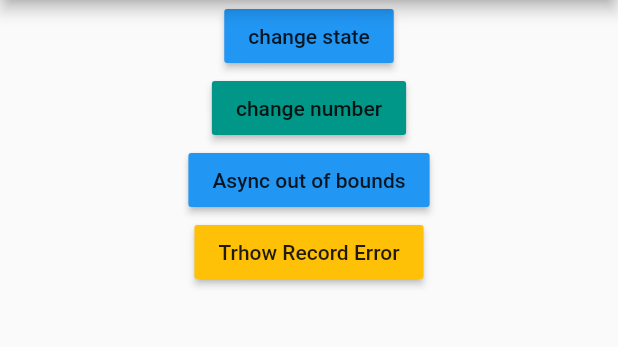
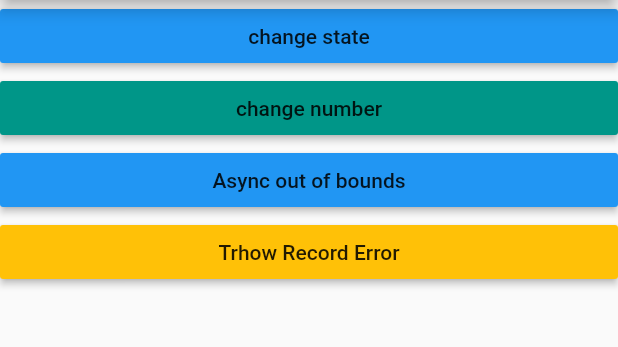
Before and after one commit to dedycloud/flutter_crashlytics, a Flutter app: the screen it shows after launch, on a phone screen of 412 x 824 dp, the part 84-431 px from its top. Run offline on Flutter 3.47's test engine with Material 2 defaults, Android fonts, the phone set to English and light mode, and no system bars; our stand-ins replace firebase_crashlytics, stack_trace; accounts and stored records are empty.

Commit message:
[DOCS] add file readme.md

```diff
--- a/lib/main.dart
+++ b/lib/main.dart
@@ -8,7 +8,6 @@ import 'package:stack_trace/stack_trace.dart';
 
 void main() {
   Crashlytics.instance.enableInDevMode = true;
-//  Crashlytics.instance.setUserIdentifier('123');
   FlutterError.onError = Crashlytics.instance.recordFlutterError;
 
   runZoned(() {
@@ -26,13 +25,14 @@ class _MyAppState extends State<MyApp> {
   void initState() {
     super.initState();
   }
+
   final List<int> list = <int>[];
 
   String name = '';
-  int number=0;
+  int number = 0;
 
   changeName(nameInput) {
-    if(name==null){
+    if (name == null) {
       throw IOException;
     }
     setState(() {
@@ -40,14 +40,15 @@ class _MyAppState extends State<MyApp> {
     });
   }
 
-  changeNumber(numberGiven){
-    if(number==0){
+  changeNumber(numberGiven) {
+    if (number == 0) {
       throw new IntegerDivisionByZeroException();
     }
     setState(() {
-      number=numberGiven;
+      number = numberGiven;
     });
   }
+
   void loop() {
     for (int b = 1; b > 0; b++) {
       print(list[-1]);
@@ -64,7 +65,9 @@ class _MyAppState extends State<MyApp> {
         body: Center(
           child: Column(
             children: <Widget>[
-              RaisedButton(
+              Container(
+                width: double.infinity,
+                child: RaisedButton(
                     color: Colors.blue,
                     child: const Text('change state'),
                     onPressed: () {
@@ -78,7 +81,10 @@ class _MyAppState extends State<MyApp> {
                             context: 'error change state');
                       }
                     }),
-              RaisedButton(
+              ),
+              Container(
+                width: double.infinity,
+                child: RaisedButton(
                     color: Colors.teal,
                     child: const Text('change number'),
                     onPressed: () {
@@ -91,7 +97,10 @@ class _MyAppState extends State<MyApp> {
                         Crashlytics.instance.log("change number");
                       }
                     }),
-              RaisedButton(
+              ),
+              Container(
+                width: double.infinity,
+                child: RaisedButton(
                     child: const Text('Async out of bounds'),
                     color: Colors.blue,
                     onPressed: () {
@@ -102,7 +111,10 @@ class _MyAppState extends State<MyApp> {
                         print(list[90]);
                       });
                     }),
-              RaisedButton(
+              ),
+              Container(
+                width: double.infinity,
+                child: RaisedButton(
                     color: Colors.amber,
                     child: const Text('Trhow Record Error'),
                     onPressed: () {
@@ -113,6 +125,7 @@ class _MyAppState extends State<MyApp> {
                             context: 'error as an example');
                       }
                     }),
+              ),
             ],
           ),
         ),
```
Also changed, not shown: kliks.png (added), throw.png (added), 2 other files. Lines whose indentation alone changed are shown as unchanged.
